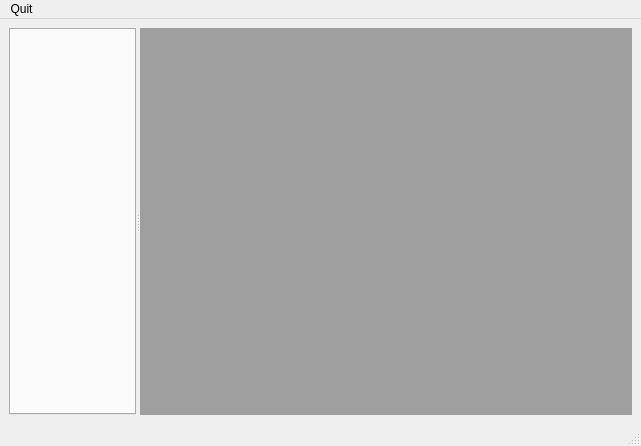
This is mainwindow.ui in jaehyeonjeong/DataBaseQt as Qt 5 draws it before an edit. The edited form follows.
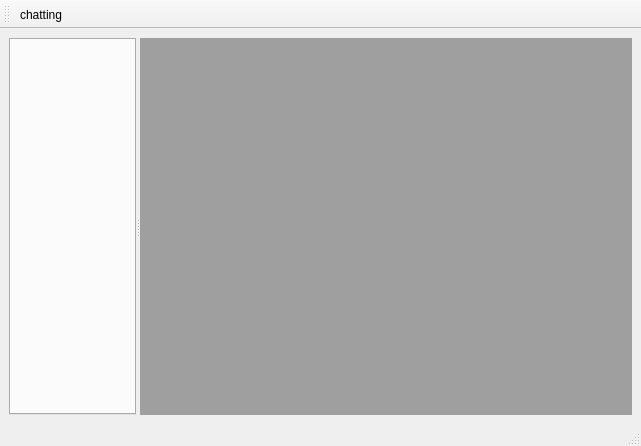
This is the edited form.

```diff
--- a/mainwindow.ui
+++ b/mainwindow.ui
@@ -26,6 +26,7 @@
     </item>
    </layout>
   </widget>
+  <widget class="QStatusBar" name="statusbar"/>
   <widget class="QMenuBar" name="menubar">
    <property name="geometry">
     <rect>
@@ -35,14 +36,24 @@
      <height>17</height>
     </rect>
    </property>
-   <widget class="QMenu" name="menuQuit">
-    <property name="title">
-     <string>Quit</string>
-    </property>
-   </widget>
-   <addaction name="menuQuit"/>
   </widget>
-  <widget class="QStatusBar" name="statusbar"/>
+  <widget class="QToolBar" name="toolBar">
+   <property name="windowTitle">
+    <string>toolBar</string>
+   </property>
+   <attribute name="toolBarArea">
+    <enum>TopToolBarArea</enum>
+   </attribute>
+   <attribute name="toolBarBreak">
+    <bool>false</bool>
+   </attribute>
+   <addaction name="actionchatting"/>
+  </widget>
+  <action name="actionchatting">
+   <property name="text">
+    <string>chatting</string>
+   </property>
+  </action>
  </widget>
  <resources/>
  <connections/>
```
